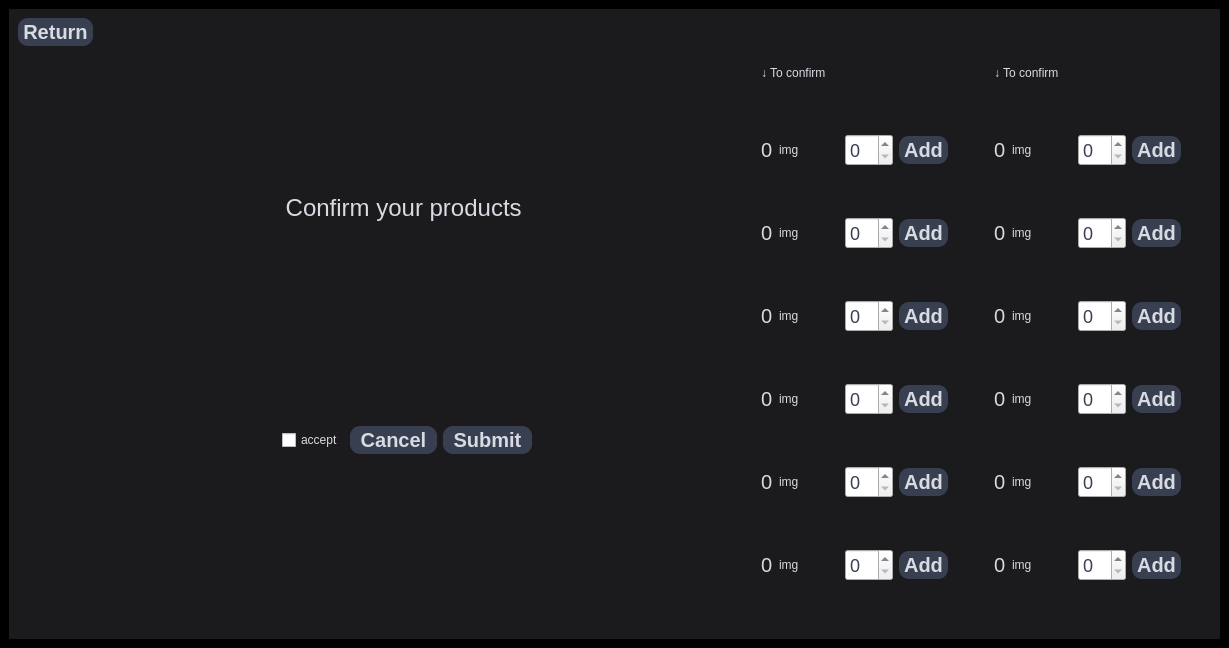
This is LinuxProject/mainwindow.ui in Skalik2/LinuxAppCpp as Qt 5 draws it before an edit. The edited form follows.
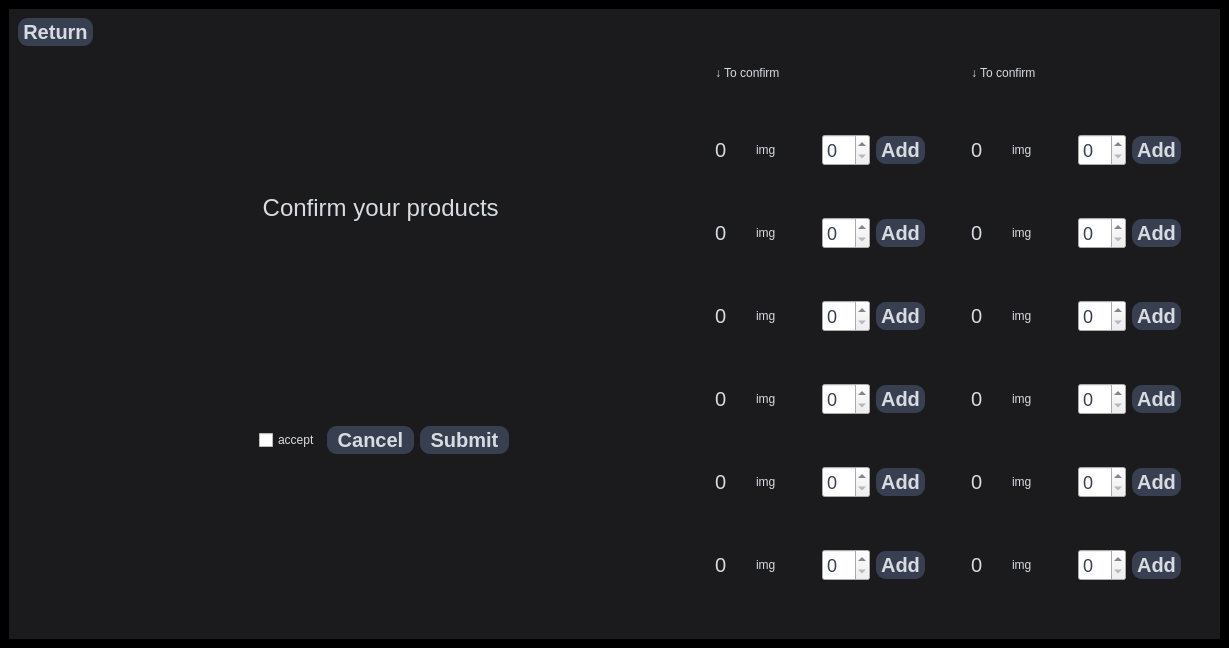
This is the edited form.

Commit message:
Fix: Numbers > 9 overflow
- add basic template for adminProductionPage

```diff
--- a/LinuxProject/mainwindow.ui
+++ b/LinuxProject/mainwindow.ui
@@ -722,6 +722,12 @@
              <layout class="QHBoxLayout" name="horizontalLayout_18">
               <item>
                <widget class="QLabel" name="labelCount1_2">
+                <property name="minimumSize">
+                 <size>
+                  <width>35</width>
+                  <height>0</height>
+                 </size>
+                </property>
                 <property name="font">
                  <font>
                   <pointsize>15</pointsize>
@@ -774,6 +780,12 @@
              <layout class="QHBoxLayout" name="horizontalLayout_19">
               <item>
                <widget class="QLabel" name="labelCount2_2">
+                <property name="minimumSize">
+                 <size>
+                  <width>35</width>
+                  <height>0</height>
+                 </size>
+                </property>
                 <property name="font">
                  <font>
                   <pointsize>15</pointsize>
@@ -950,6 +962,12 @@
              <layout class="QHBoxLayout" name="horizontalLayout_20">
               <item>
                <widget class="QLabel" name="labelCount3_2">
+                <property name="minimumSize">
+                 <size>
+                  <width>35</width>
+                  <height>0</height>
+                 </size>
+                </property>
                 <property name="font">
                  <font>
                   <pointsize>15</pointsize>
@@ -1003,6 +1021,12 @@
              <layout class="QHBoxLayout" name="horizontalLayout_21">
               <item>
                <widget class="QLabel" name="labelCount4_2">
+                <property name="minimumSize">
+                 <size>
+                  <width>35</width>
+                  <height>0</height>
+                 </size>
+                </property>
                 <property name="font">
                  <font>
                   <pointsize>15</pointsize>
@@ -1055,6 +1079,12 @@
              <layout class="QHBoxLayout" name="horizontalLayout_22">
               <item>
                <widget class="QLabel" name="labelCount5_2">
+                <property name="minimumSize">
+                 <size>
+                  <width>35</width>
+                  <height>0</height>
+                 </size>
+                </property>
                 <property name="font">
                  <font>
                   <pointsize>15</pointsize>
@@ -1107,6 +1137,12 @@
              <layout class="QHBoxLayout" name="horizontalLayout_23">
               <item>
                <widget class="QLabel" name="labelCount6_2">
+                <property name="minimumSize">
+                 <size>
+                  <width>35</width>
+                  <height>0</height>
+                 </size>
+                </property>
                 <property name="font">
                  <font>
                   <pointsize>15</pointsize>
@@ -1212,6 +1248,12 @@
              <layout class="QHBoxLayout" name="horizontalLayout_7">
               <item>
                <widget class="QLabel" name="labelCount1">
+                <property name="minimumSize">
+                 <size>
+                  <width>35</width>
+                  <height>0</height>
+                 </size>
+                </property>
                 <property name="font">
                  <font>
                   <pointsize>15</pointsize>
@@ -1270,6 +1312,12 @@
              <layout class="QHBoxLayout" name="horizontalLayout_14">
               <item>
                <widget class="QLabel" name="labelCount2">
+                <property name="minimumSize">
+                 <size>
+                  <width>35</width>
+                  <height>0</height>
+                 </size>
+                </property>
                 <property name="font">
                  <font>
                   <pointsize>15</pointsize>
@@ -1446,6 +1494,12 @@
              <layout class="QHBoxLayout" name="horizontalLayout_13">
               <item>
                <widget class="QLabel" name="labelCount3">
+                <property name="minimumSize">
+                 <size>
+                  <width>35</width>
+                  <height>0</height>
+                 </size>
+                </property>
                 <property name="font">
                  <font>
                   <pointsize>15</pointsize>
@@ -1499,6 +1553,12 @@
              <layout class="QHBoxLayout" name="horizontalLayout_12">
               <item>
                <widget class="QLabel" name="labelCount4">
+                <property name="minimumSize">
+                 <size>
+                  <width>35</width>
+                  <height>0</height>
+                 </size>
+                </property>
                 <property name="font">
                  <font>
                   <pointsize>15</pointsize>
@@ -1551,6 +1611,12 @@
              <layout class="QHBoxLayout" name="horizontalLayout_11">
               <item>
                <widget class="QLabel" name="labelCount5">
+                <property name="minimumSize">
+                 <size>
+                  <width>35</width>
+                  <height>0</height>
+                 </size>
+                </property>
                 <property name="font">
                  <font>
                   <pointsize>15</pointsize>
@@ -1603,6 +1669,12 @@
              <layout class="QHBoxLayout" name="horizontalLayout_10">
               <item>
                <widget class="QLabel" name="labelCount6">
+                <property name="minimumSize">
+                 <size>
+                  <width>35</width>
+                  <height>0</height>
+                 </size>
+                </property>
                 <property name="font">
                  <font>
                   <pointsize>15</pointsize>
```
Left out of the diff: 56 changed lines with no effect on the pictures. Lines whose indentation alone changed are shown as unchanged. The commit also changes 1 other file.
